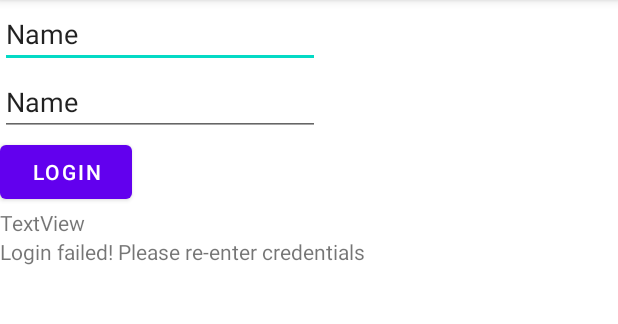
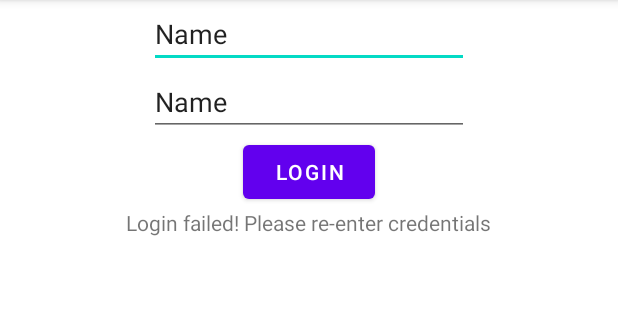
Before and after one commit to husseinald321/SEG2015ProjectGroup50, an Android app: the LoginScreen screen opened directly, with no data from a screen before it, after a tap on "LOGIN", on a phone screen of 412 x 824 dp, the part 84-408 px from its top. Run offline under Robolectric (Android 15) with nearby library versions, the phone set to English and light mode, and no system bars; our stand-ins replace Firebase (no records; nobody signed in at launch, a user with empty details on screens opened directly).

Commit message:
Change login screen design and fix success/failed login message

```diff
--- a/app/src/main/java/com/example/mytable/LoginScreen.java
+++ b/app/src/main/java/com/example/mytable/LoginScreen.java
@@ -8,6 +8,7 @@ import android.os.Bundle;
 import android.util.Log;
 import android.view.View;
 import android.widget.EditText;
+import android.widget.TextView;
 
 import com.google.firebase.database.DataSnapshot;
 import com.google.firebase.database.DatabaseError;
@@ -40,13 +41,9 @@ public class LoginScreen extends AppCompatActivity {
                 users = new HashMap<String,String>();
                 Iterable<DataSnapshot> usersIterable = snapshot.getChildren();
                 for(DataSnapshot PostSnapshot : usersIterable) {
-
                     String id = PostSnapshot.getKey();
-
                     String email = PostSnapshot.child("email").getValue(String.class);
-
                     users.put(email, id);
-
                 }
 
             }
@@ -63,22 +60,26 @@ public class LoginScreen extends AppCompatActivity {
     public void attemptLogin(View v){
         EditText userEmail = (EditText)findViewById(R.id.userEmail);
         EditText userPassword = (EditText)findViewById(R.id.userPassword);
+        TextView successfulLogin = (TextView)findViewById(R.id.successLogin);
+        TextView failedLogin = (TextView)findViewById(R.id.failedLogin);
+
         String email = userEmail.getText().toString();
         String password = userPassword.getText().toString();
 
-        System.out.println(email);
-        System.out.println(password);
         if(users.containsKey(email)) {
             String id = users.get(email);
             String dbPassword = dbSnapshot.child(id).child("password").getValue(String.class);
             if(dbPassword.equals(password)) {
-
+                failedLogin.setVisibility(failedLogin.GONE);
+                successfulLogin.setVisibility(successfulLogin.VISIBLE);
                 dbRef.child(id).child("loginStatus").setValue(true);
 
                 Intent i = new Intent(this, LoggedInScreen.class);
                 i.putExtra("id", id);
                 startActivity(i);
             }
+        } else{
+            failedLogin.setVisibility(failedLogin.VISIBLE);
         }
 
     }
--- a/app/src/main/res/layout/activity_login_screen.xml
+++ b/app/src/main/res/layout/activity_login_screen.xml
@@ -10,6 +10,7 @@
     <LinearLayout
         android:layout_width="match_parent"
         android:layout_height="match_parent"
+        android:gravity="center_horizontal"
         android:orientation="vertical">
 
         <EditText
@@ -39,13 +40,15 @@
             android:id="@+id/successLogin"
             android:layout_width="wrap_content"
             android:layout_height="wrap_content"
-            android:text="TextView" />
+            android:text="Login Successful!"
+            android:visibility="gone" />
 
         <TextView
             android:id="@+id/failedLogin"
             android:layout_width="wrap_content"
             android:layout_height="wrap_content"
-            android:text="Login failed! Please re-enter credentials" />
+            android:text="Login failed! Please re-enter credentials"
+            android:visibility="gone" />
     </LinearLayout>
 
 </androidx.constraintlayout.widget.ConstraintLayout>
```
